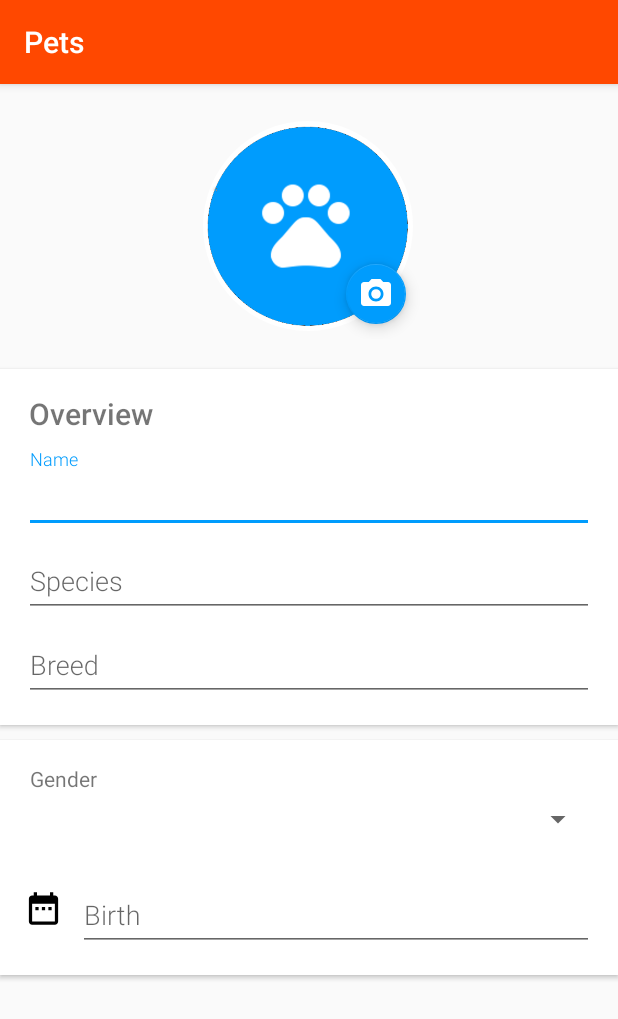
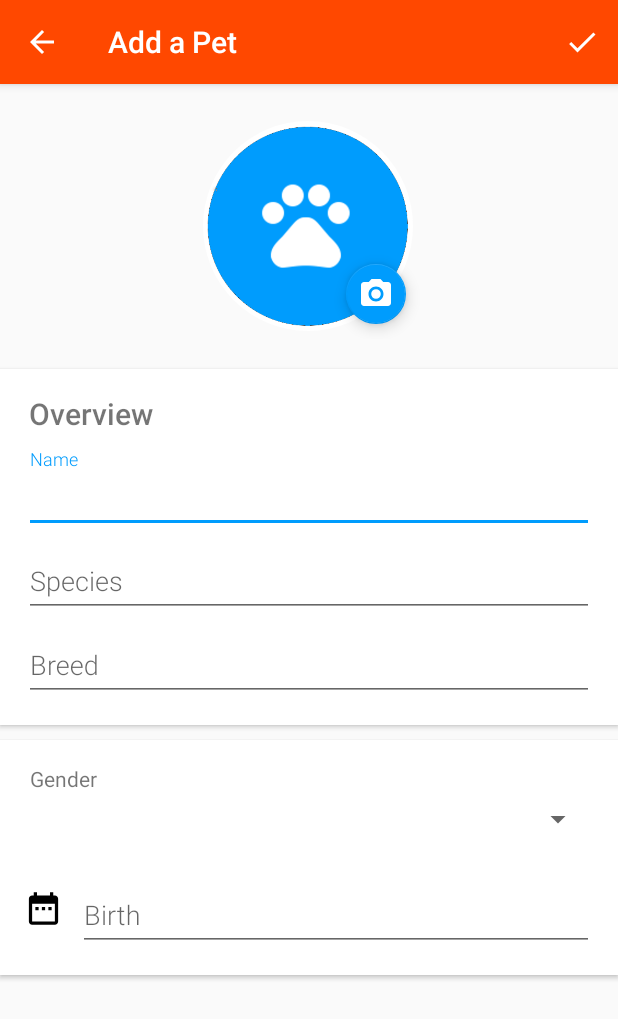
Before and after one commit to alessanderleite/pets-app, an Android app: the EditorActivity screen opened directly, with no data from a screen before it, on a phone screen of 412 x 824 dp. Shown: the top 1019 px of the screen. Run offline under Robolectric (Android 15) with nearby library versions, the phone set to English and light mode, and no system bars; our stand-ins replace CircleImageView.

Commit message:
create the EditorActivity class and start coding

```diff
--- a/app/src/main/java/br/com/alessanderleite/petsapp/EditorActivity.java
+++ b/app/src/main/java/br/com/alessanderleite/petsapp/EditorActivity.java
@@ -1,13 +1,75 @@
 package br.com.alessanderleite.petsapp;
 
+import android.content.Intent;
+import android.support.design.widget.FloatingActionButton;
+import android.support.v7.app.ActionBar;
 import android.support.v7.app.AppCompatActivity;
 import android.os.Bundle;
+import android.view.Menu;
+import android.view.MenuInflater;
+import android.widget.EditText;
+
+import br.com.alessanderleite.petsapp.api.ApiInterface;
 
 public class EditorActivity extends AppCompatActivity {
+
+    private EditText mName, mSpecies;
+
+    private String name, species;
+    private int id;
+
+    private Menu action;
+
+    private ApiInterface apiInterface;
 
     @Override
     protected void onCreate(Bundle savedInstanceState) {
         super.onCreate(savedInstanceState);
         setContentView(R.layout.activity_editor);
+
+        ActionBar actionBar = getSupportActionBar();
+        if (actionBar != null) {
+            actionBar.setDisplayHomeAsUpEnabled(true);
+        }
+
+        mName = findViewById(R.id.name);
+        mSpecies = findViewById(R.id.species);
+
+        Intent intent = getIntent();
+        id = intent.getIntExtra("id", 0);
+        name = intent.getStringExtra("name");
+        species = intent.getStringExtra("species");
+
+        setDataFromIntentExtra();
+    }
+
+    private void setDataFromIntentExtra() {
+
+        if (id != 0) {
+
+            getSupportActionBar().setTitle("Edit " + name.toString());
+
+            mName.setText(name);
+            mSpecies.setText(species);
+
+        } else  {
+            getSupportActionBar().setTitle("Add a Pet");
+        }
+    }
+
+    @Override
+    public boolean onCreateOptionsMenu(Menu menu) {
+        MenuInflater inflater = getMenuInflater();
+        inflater.inflate(R.menu.menu_editor, menu);
+        action = menu;
+        action.findItem(R.id.menu_save).setVisible(false);
+
+        if (id == 0) {
+
+            action.findItem(R.id.menu_edit).setVisible(false);
+            action.findItem(R.id.menu_delete).setVisible(false);
+            action.findItem(R.id.menu_save).setVisible(true);
+        }
+        return true;
     }
 }
```
